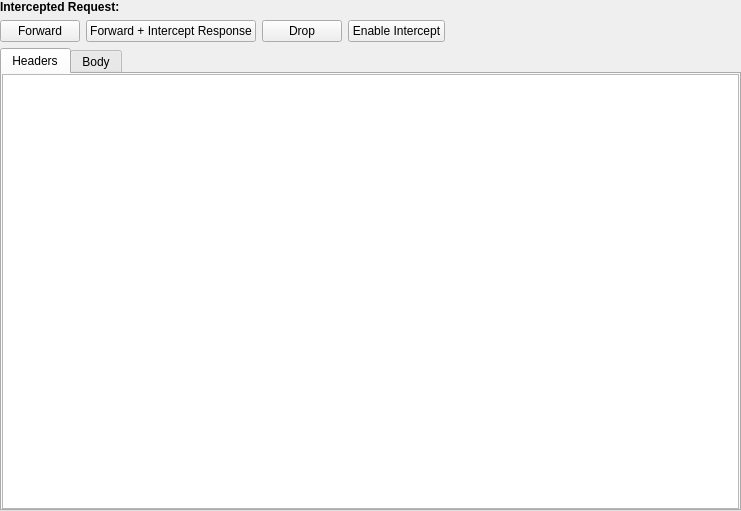
The window that src/frontend/ui/intercept/intercept_page.ui (evanrolfe/oneproxy) describes before a commit, drawn with Qt 5.
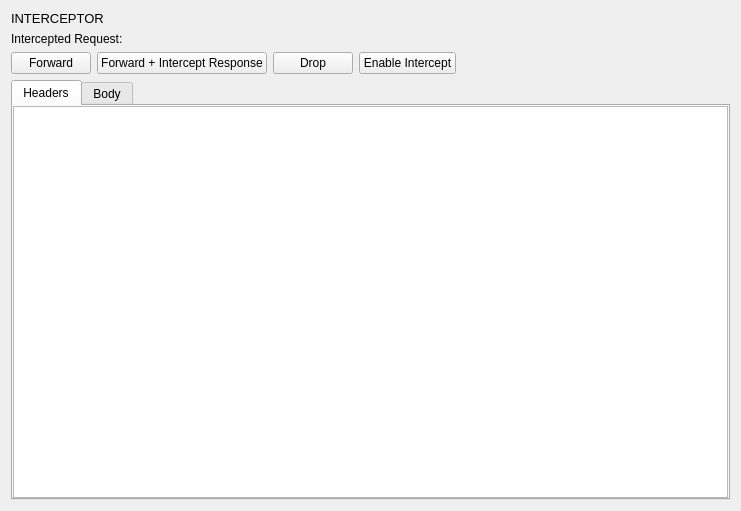
The same window after the commit.

Commit message: Frontend: add titles to pages

What changed in the file:
```diff
--- a/src/frontend/ui/intercept/intercept_page.ui
+++ b/src/frontend/ui/intercept/intercept_page.ui
@@ -13,19 +13,25 @@
   <property name="windowTitle">
    <string>Form</string>
   </property>
-  <layout class="QHBoxLayout" name="horizontalLayout_2">
-   <property name="leftMargin">
-    <number>0</number>
-   </property>
-   <property name="topMargin">
-    <number>0</number>
-   </property>
-   <property name="rightMargin">
-    <number>0</number>
-   </property>
-   <property name="bottomMargin">
-    <number>0</number>
-   </property>
+  <layout class="QVBoxLayout" name="verticalLayout_5">
+   <item>
+    <widget class="QLabel" name="label">
+     <property name="maximumSize">
+      <size>
+       <width>16777215</width>
+       <height>20</height>
+      </size>
+     </property>
+     <property name="font">
+      <font>
+       <pointsize>10</pointsize>
+      </font>
+     </property>
+     <property name="text">
+      <string>INTERCEPTOR</string>
+     </property>
+    </widget>
+   </item>
    <item>
     <layout class="QVBoxLayout" name="verticalLayout_3">
      <property name="topMargin">
@@ -40,8 +46,8 @@
         <widget class="QLabel" name="interceptTitle">
          <property name="font">
           <font>
-           <weight>75</weight>
-           <bold>true</bold>
+           <weight>50</weight>
+           <bold>false</bold>
           </font>
          </property>
          <property name="text">
```
The commit also changes 18 other files.
